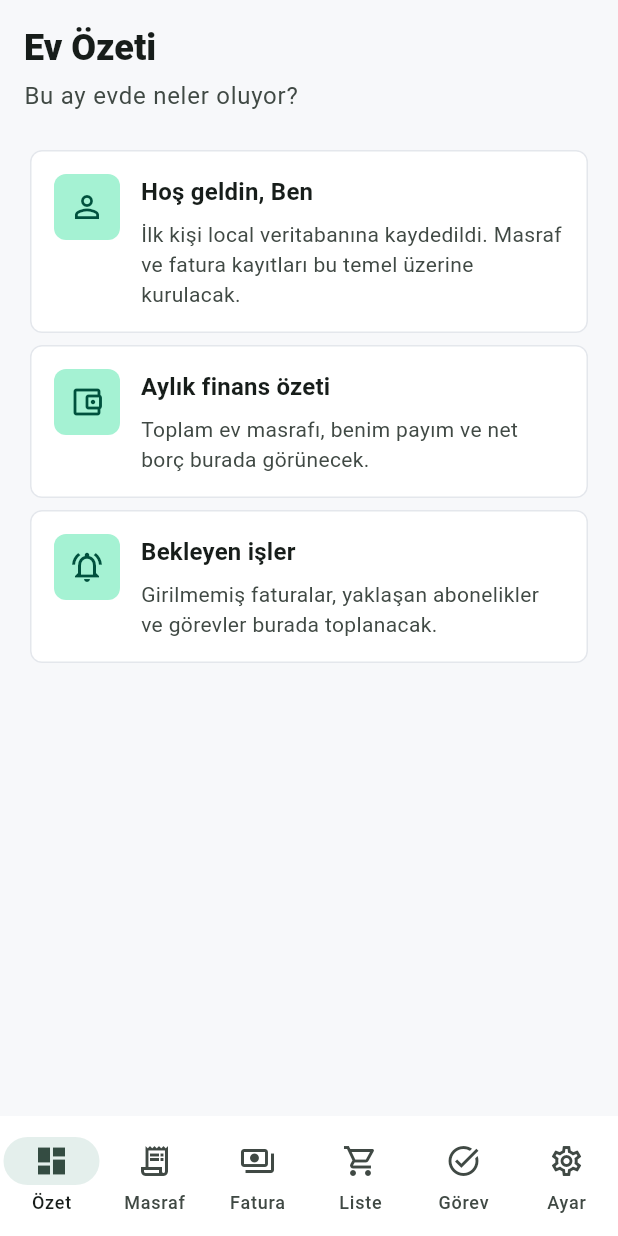
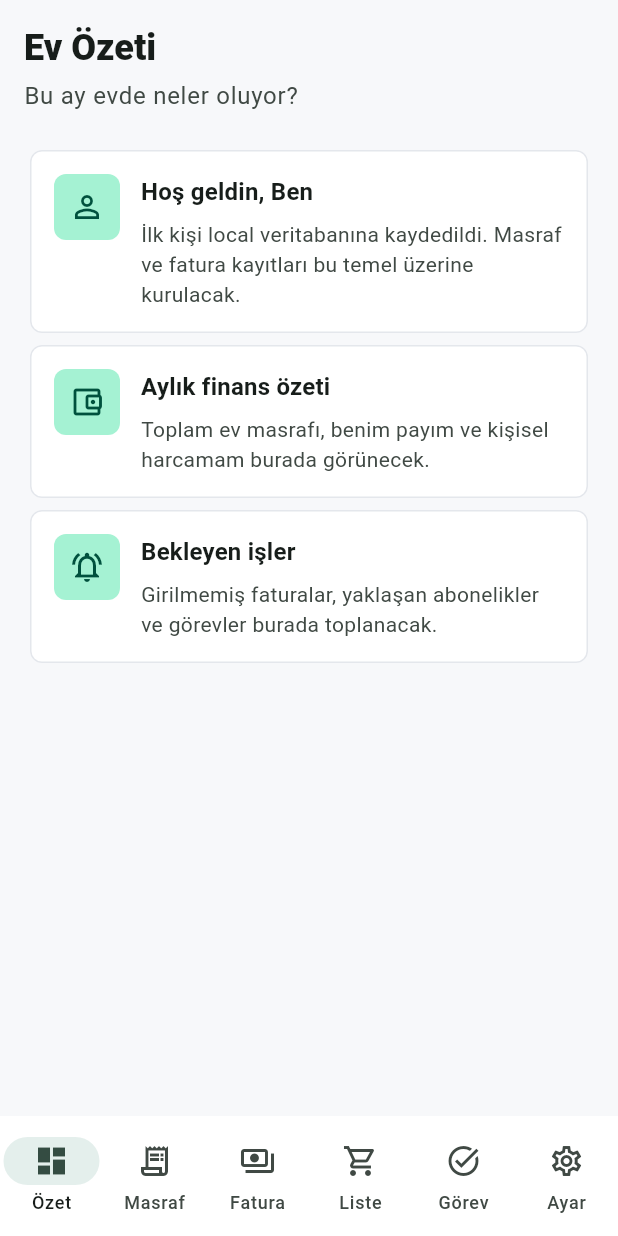
Before and after one commit to eyp-code/EvApp, a Flutter app: the screen it shows after launch, on a phone screen of 412 x 824 dp. Run offline on Flutter 3.47's test engine with Material 3 defaults, Android fonts, the light colour scheme and no system bars; our stand-ins replace hive, hive_flutter; accounts and stored records are empty.

Commit message:
Clarify expense sharing without debt tracking

```diff
--- a/lib/features/dashboard/presentation/pages/dashboard_page.dart
+++ b/lib/features/dashboard/presentation/pages/dashboard_page.dart
@@ -30,7 +30,7 @@ class DashboardPage extends StatelessWidget {
         const SectionPlaceholder(
           title: 'Aylık finans özeti',
           description:
-              'Toplam ev masrafı, benim payım ve net borç burada görünecek.',
+              'Toplam ev masrafı, benim payım ve kişisel harcamam burada görünecek.',
           icon: Icons.account_balance_wallet_outlined,
         ),
         const SectionPlaceholder(
```
Also changed, not shown: 3 other files.
